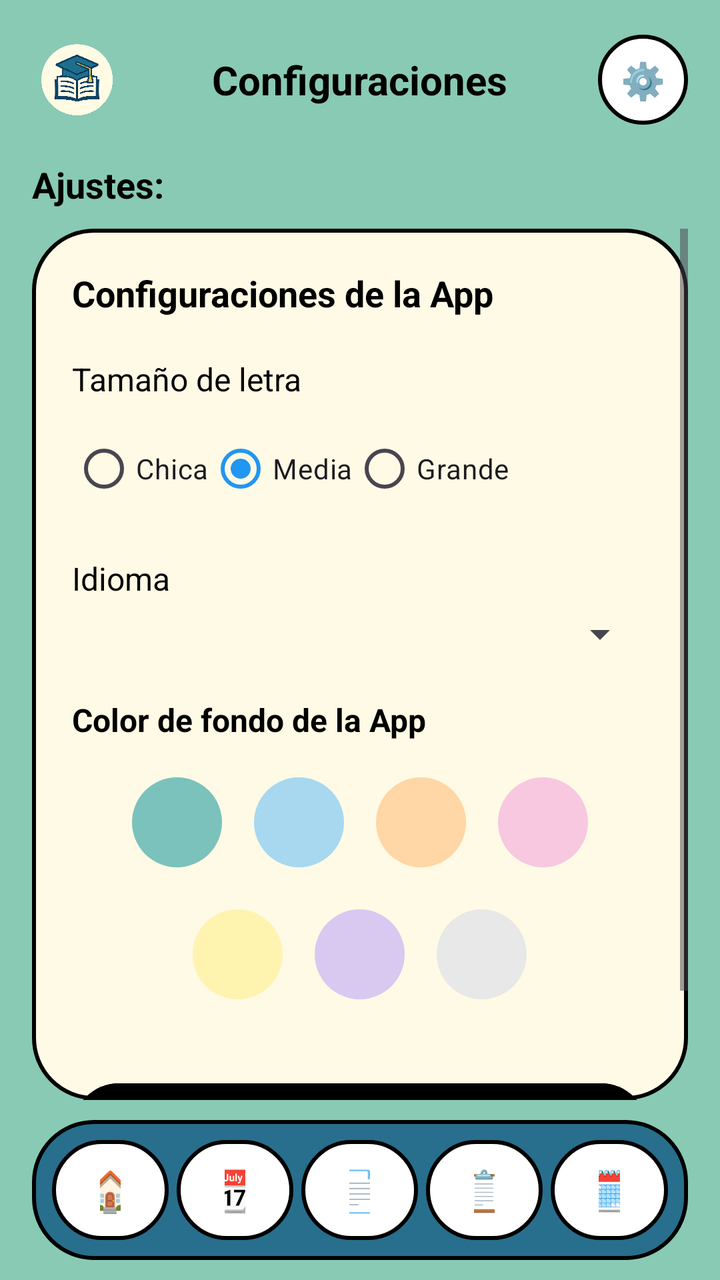
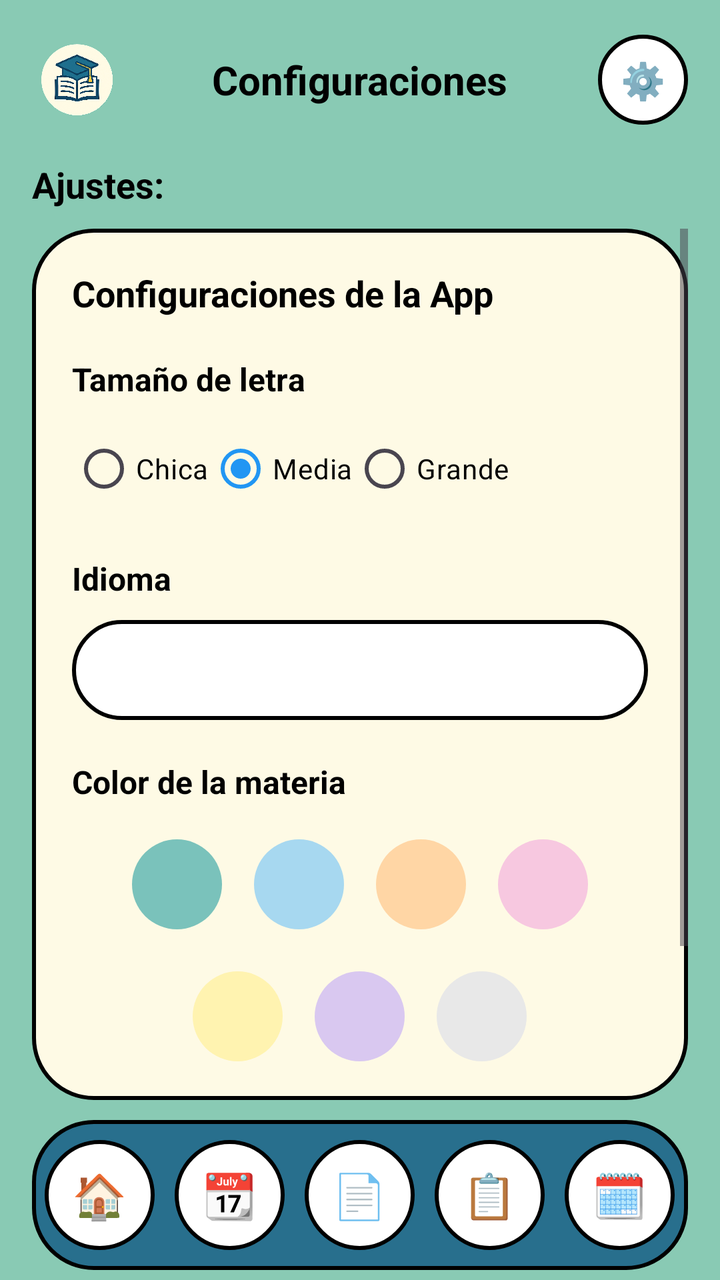

An Android layout rendered at two revisions. The XML below is the earlier revision; the diff shows what the commit changed to produce the second picture.
<!-- AndroidManifest.xml: application theme Theme.StudyApp -->
<!-- res/layout/configuraciones.xml -->
<?xml version="1.0" encoding="utf-8"?>
<RelativeLayout xmlns:android="http://schemas.android.com/apk/res/android"
    xmlns:app="http://schemas.android.com/apk/res-auto"
    android:id="@+id/rootLayoutConfig"
    android:layout_width="match_parent"
    android:layout_height="match_parent"
    android:background="#89CAB4"
    android:paddingLeft="16dp"
    android:paddingRight="16dp">

    
    <RelativeLayout
        android:id="@+id/headerLayout"
        android:layout_width="match_parent"
        android:layout_height="60dp"
        android:layout_marginTop="10dp">

        <ImageView
            android:id="@+id/img_study"
            android:layout_width="45dp"
            android:layout_height="45dp"
            android:layout_alignParentStart="true"
            android:layout_centerVertical="true"
            android:contentDescription="Logo"
            android:scaleType="centerInside"
            android:src="@drawable/logosinfondo" />

        <TextView
            android:id="@+id/lbl_Titulo"
            android:layout_width="wrap_content"
            android:layout_height="wrap_content"
            android:layout_centerInParent="true"
            android:fontFamily="sans-serif"
            android:text="Configuraciones"
            android:textColor="@color/black"
            android:textSize="20sp"
            android:textStyle="bold" />

        <Button
            android:id="@+id/btnConfiguracion"
            android:layout_width="45dp"
            android:layout_height="45dp"
            android:layout_alignParentEnd="true"
            android:layout_centerVertical="true"
            android:background="@drawable/blanco_redondiado"
            android:minWidth="0dp"
            android:minHeight="0dp"
            android:padding="0dp"
            android:text="⚙️"
            android:textSize="18sp"
            app:backgroundTint="@null" />
    </RelativeLayout>

    <TextView
        android:id="@+id/lbl_Ajustes_Sub"
        android:layout_width="wrap_content"
        android:layout_height="wrap_content"
        android:layout_below="@id/headerLayout"
        android:layout_marginTop="10dp"
        android:text="Ajustes:"
        android:textColor="@color/black"
        android:textSize="18sp"
        android:textStyle="bold" />

    
    <FrameLayout
        android:id="@+id/cardConfig"
        android:layout_width="match_parent"
        android:layout_height="match_parent"
        android:layout_above="@+id/toolbarIcons"
        android:layout_below="@id/lbl_Ajustes_Sub"
        android:layout_marginTop="10dp"
        android:layout_marginBottom="10dp"
        android:background="@drawable/button_rounded">

        <ScrollView
            android:layout_width="match_parent"
            android:layout_height="match_parent">

            <LinearLayout
                android:layout_width="match_parent"
                android:layout_height="wrap_content"
                android:orientation="vertical"
                android:padding="20dp">

                <TextView
                    android:layout_width="wrap_content"
                    android:layout_height="wrap_content"
                    android:text="Configuraciones de la App"
                    android:textColor="@color/black"
                    android:textSize="18sp"
                    android:textStyle="bold" />

                
                <TextView
                    android:layout_width="wrap_content"
                    android:layout_height="wrap_content"
                    android:layout_marginTop="20dp"
                    android:text="Tamaño de letra"
                    android:textColor="@color/black"
                    android:textSize="16sp" />

                <RadioGroup
                    android:id="@+id/rgFontSize"
                    android:layout_width="match_parent"
                    android:layout_height="wrap_content"
                    android:layout_marginTop="10dp"
                    android:orientation="horizontal">
                    <RadioButton android:id="@+id/rbSmall" android:layout_width="wrap_content" android:layout_height="wrap_content" android:text="Chica" />
                    <RadioButton android:id="@+id/rbMedium" android:layout_width="wrap_content" android:layout_height="wrap_content" android:text="Media" android:checked="true"/>
                    <RadioButton android:id="@+id/rbLarge" android:layout_width="wrap_content" android:layout_height="wrap_content" android:text="Grande" />
                </RadioGroup>

                
                <TextView
                    android:layout_width="wrap_content"
                    android:layout_height="wrap_content"
                    android:layout_marginTop="20dp"
                    android:text="Idioma"
                    android:textColor="@color/black"
                    android:textSize="16sp" />

                <Spinner
                    android:id="@+id/spinnerLanguage"
                    android:layout_width="match_parent"
                    android:layout_height="wrap_content"
                    android:layout_marginTop="5dp" />

                
                <TextView
                    android:layout_width="wrap_content"
                    android:layout_height="wrap_content"
                    android:layout_marginTop="20dp"
                    android:text="Color de fondo de la App"
                    android:textColor="@color/black"
                    android:textSize="16sp"
                    android:textStyle="bold" />

                <LinearLayout
                    android:layout_width="match_parent"
                    android:layout_height="wrap_content"
                    android:orientation="vertical"
                    android:paddingVertical="10dp"
                    android:gravity="center">

                    <LinearLayout
                        android:layout_width="match_parent"
                        android:layout_height="wrap_content"
                        android:orientation="horizontal"
                        android:gravity="center">
                        
                        <RadioButton android:id="@+id/rbBgVerdeAgua" android:layout_width="45dp" android:layout_height="45dp" android:button="@null" android:background="@drawable/shape_circulo" android:backgroundTint="@color/bg_verde_agua" android:foreground="@drawable/color_selection_border" android:layout_margin="8dp"/>
                        <RadioButton android:id="@+id/rbBgAzulCielo" android:layout_width="45dp" android:layout_height="45dp" android:button="@null" android:background="@drawable/shape_circulo" android:backgroundTint="@color/bg_azul_cielo" android:foreground="@drawable/color_selection_border" android:layout_margin="8dp"/>
                        <RadioButton android:id="@+id/rbBgDurazno" android:layout_width="45dp" android:layout_height="45dp" android:button="@null" android:background="@drawable/shape_circulo" android:backgroundTint="@color/bg_durazno_pastel" android:foreground="@drawable/color_selection_border" android:layout_margin="8dp"/>
                        <RadioButton android:id="@+id/rbBgRosa" android:layout_width="45dp" android:layout_height="45dp" android:button="@null" android:background="@drawable/shape_circulo" android:backgroundTint="@color/bg_rosa_suave" android:foreground="@drawable/color_selection_border" android:layout_margin="8dp"/>
                    </LinearLayout>

                    <LinearLayout
                        android:layout_width="match_parent"
                        android:layout_height="wrap_content"
                        android:orientation="horizontal"
                        android:gravity="center"
                        android:layout_marginTop="5dp">
                        <RadioButton android:id="@+id/rbBgAmarillo" android:layout_width="45dp" android:layout_height="45dp" android:button="@null" android:background="@drawable/shape_circulo" android:backgroundTint="@color/bg_amarillo_pastel" android:foreground="@drawable/color_selection_border" android:layout_margin="8dp"/>
                        <RadioButton android:id="@+id/rbBgLila" android:layout_width="45dp" android:layout_height="45dp" android:button="@null" android:background="@drawable/shape_circulo" android:backgroundTint="@color/bg_lila_claro" android:foreground="@drawable/color_selection_border" android:layout_margin="8dp"/>
                        <RadioButton android:id="@+id/rbBgGris" android:layout_width="45dp" android:layout_height="45dp" android:button="@null" android:background="@drawable/shape_circulo" android:backgroundTint="@color/bg_gris_perla" android:foreground="@drawable/color_selection_border" android:layout_margin="8dp"/>
                    </LinearLayout>
                </LinearLayout>

                
                <Button
                    android:id="@+id/btnGuardar"
                    android:layout_width="match_parent"
                    android:layout_height="55dp"
                    android:layout_marginTop="20dp"
                    android:backgroundTint="@color/black"
                    android:text="Guardar Cambios"
                    android:textColor="@color/white"
                    android:textStyle="bold" />

            </LinearLayout>
        </ScrollView>
    </FrameLayout>

    
    <LinearLayout
        android:id="@+id/toolbarIcons"
        android:layout_width="match_parent"
        android:layout_height="70dp"
        android:layout_alignParentBottom="true"
        android:layout_centerHorizontal="true"
        android:layout_marginBottom="10dp"
        android:background="@drawable/verde_redondiado"
        android:gravity="center"
        android:orientation="horizontal"
        android:paddingHorizontal="8dp">

        <Button android:id="@+id/btnInicio" android:layout_width="0dp" android:layout_height="50dp" android:layout_margin="2dp" android:layout_weight="1" android:background="@drawable/blanco_redondiado" android:text="🏠" android:textSize="20sp" app:backgroundTint="@null" />
        <Button android:id="@+id/btnCalendario" android:layout_width="0dp" android:layout_height="50dp" android:layout_margin="2dp" android:layout_weight="1" android:background="@drawable/blanco_redondiado" android:text="📆" android:textSize="20sp" app:backgroundTint="@null" />
        <Button android:id="@+id/btnTareas" android:layout_width="0dp" android:layout_height="50dp" android:layout_margin="2dp" android:layout_weight="1" android:background="@drawable/blanco_redondiado" android:text="📄" android:textSize="20sp" app:backgroundTint="@null" />
        <Button android:id="@+id/btnKamba" android:layout_width="0dp" android:layout_height="50dp" android:layout_margin="2dp" android:layout_weight="1" android:background="@drawable/blanco_redondiado" android:text="📋" android:textSize="20sp" app:backgroundTint="@null" />
        <Button android:id="@+id/btnEventos" android:layout_width="0dp" android:layout_height="50dp" android:layout_margin="2dp" android:layout_weight="1" android:background="@drawable/blanco_redondiado" android:text="🗓️" android:textSize="20sp" app:backgroundTint="@null" />
    </LinearLayout>

</RelativeLayout>
<!-- resources referenced by this layout -->
<resources>
  <color name="bg_amarillo_pastel">#FFF3B0</color>
  <color name="bg_azul_cielo">#A7D8F0</color>
  <color name="bg_durazno_pastel">#FFD6A5</color>
  <color name="bg_gris_perla">#E8E8E8</color>
  <color name="bg_lila_claro">#D9C8F0</color>
  <color name="bg_rosa_suave">#F7C8E0</color>
  <color name="bg_verde_agua">#7AC2BB</color>
  <color name="black">#FF000000</color>
  <color name="white">#FFFFFFFF</color>
  <!-- drawable blanco_redondiado (drawable) -->
  <?xml version="1.0" encoding="utf-8"?>
  <shape xmlns:android="http://schemas.android.com/apk/res/android">
      <solid android:color="@color/white" />
      <corners android:radius="30dp" />
      <stroke
          android:width="2dp"
          android:color="@color/black" />
  </shape>
  <!-- drawable button_rounded (drawable) -->
  <?xml version="1.0" encoding="utf-8"?>
  <shape xmlns:android="http://schemas.android.com/apk/res/android">
      <solid android:color="@color/cream" />
      <corners android:radius="30dp" />
      <stroke
          android:width="2dp"
          android:color="@color/black" />
  </shape>
  <!-- drawable color_selection_border (drawable) -->
  <?xml version="1.0" encoding="utf-8"?>
  <selector xmlns:android="http://schemas.android.com/apk/res/android">
      
      <item android:state_checked="true">
          <layer-list>
              
              <item>
                  <shape android:shape="oval">
                      <stroke android:width="4dp" android:color="@color/black" />
                  </shape>
              </item>
              
              <item android:top="4dp" android:bottom="4dp" android:left="4dp" android:right="4dp">
                  <shape android:shape="oval">
                      <stroke android:width="2dp" android:color="@android:color/white" />
                  </shape>
              </item>
          </layer-list>
      </item>
  
      
      <item>
          <shape android:shape="oval">
              <stroke android:width="1dp" android:color="#30000000" />
          </shape>
      </item>
  </selector>
  <!-- drawable logosinfondo: png bitmap (drawable, 506525 bytes) -->
  <!-- drawable shape_circulo (drawable) -->
  <?xml version="1.0" encoding="utf-8"?>
  <shape xmlns:android="http://schemas.android.com/apk/res/android" android:shape="oval">
      <solid android:color="@color/white" />
      <size android:width="45dp" android:height="45dp" />
  </shape>
  <!-- drawable verde_redondiado (drawable) -->
  <?xml version="1.0" encoding="utf-8"?>
  <shape xmlns:android="http://schemas.android.com/apk/res/android">
      <solid android:color="@color/verde_fuerte" />
      <corners android:radius="30dp" />
      <stroke
          android:width="2dp"
          android:color="@color/black" />
  </shape>
  <style name="Theme.StudyApp" parent="Base.Theme.StudyApp" />
  <color name="cream">#FEFAE5</color>
  <color name="verde_fuerte">#286f8d</color>
  <style name="Base.Theme.StudyApp" parent="Theme.Material3.DayNight.NoActionBar">
          
          <item name="colorPrimary">@color/color_azul</item>
          <item name="colorAccent">@color/color_azul</item>
      </style>
  <color name="color_azul">#2196F3</color>
</resources>

<!-- the commit's change to res/layout/configuraciones.xml (unified diff, before → after) -->
@@ -21,7 +21,7 @@
             android:layout_height="45dp"
             android:layout_alignParentStart="true"
             android:layout_centerVertical="true"
-            android:contentDescription="Logo"
+            android:contentDescription="@string/study_image_description"
             android:scaleType="centerInside"
             android:src="@drawable/logosinfondo" />
 
@@ -31,7 +31,7 @@
             android:layout_height="wrap_content"
             android:layout_centerInParent="true"
             android:fontFamily="sans-serif"
-            android:text="Configuraciones"
+            android:text="@string/titulo_configuracion"
             android:textColor="@color/black"
             android:textSize="20sp"
             android:textStyle="bold" />
@@ -46,7 +46,7 @@
             android:minWidth="0dp"
             android:minHeight="0dp"
             android:padding="0dp"
-            android:text="⚙️"
+            android:text="@string/icon_settings"
             android:textSize="18sp"
             app:backgroundTint="@null" />
     </RelativeLayout>
@@ -57,7 +57,7 @@
         android:layout_height="wrap_content"
         android:layout_below="@id/headerLayout"
         android:layout_marginTop="10dp"
-        android:text="Ajustes:"
+        android:text="@string/opciones_configuracion"
         android:textColor="@color/black"
         android:textSize="18sp"
         android:textStyle="bold" />
@@ -86,7 +86,7 @@
                 <TextView
                     android:layout_width="wrap_content"
                     android:layout_height="wrap_content"
-                    android:text="Configuraciones de la App"
+                    android:text="@string/config_app_header"
                     android:textColor="@color/black"
                     android:textSize="18sp"
                     android:textStyle="bold" />
@@ -96,9 +96,10 @@
                     android:layout_width="wrap_content"
                     android:layout_height="wrap_content"
                     android:layout_marginTop="20dp"
-                    android:text="Tamaño de letra"
-                    android:textColor="@color/black"
-                    android:textSize="16sp" />
+                    android:text="@string/label_font_size"
+                    android:textColor="@color/black"
+                    android:textSize="16sp"
+                    android:textStyle="bold" />
 
                 <RadioGroup
                     android:id="@+id/rgFontSize"
@@ -106,9 +107,9 @@
                     android:layout_height="wrap_content"
                     android:layout_marginTop="10dp"
                     android:orientation="horizontal">
-                    <RadioButton android:id="@+id/rbSmall" android:layout_width="wrap_content" android:layout_height="wrap_content" android:text="Chica" />
-                    <RadioButton android:id="@+id/rbMedium" android:layout_width="wrap_content" android:layout_height="wrap_content" android:text="Media" android:checked="true"/>
-                    <RadioButton android:id="@+id/rbLarge" android:layout_width="wrap_content" android:layout_height="wrap_content" android:text="Grande" />
+                    <RadioButton android:id="@+id/rbSmall" android:layout_width="wrap_content" android:layout_height="wrap_content" android:text="@string/font_small" android:textColor="@color/black" />
+                    <RadioButton android:id="@+id/rbMedium" android:layout_width="wrap_content" android:layout_height="wrap_content" android:text="@string/font_medium" android:textColor="@color/black" android:checked="true"/>
+                    <RadioButton android:id="@+id/rbLarge" android:layout_width="wrap_content" android:layout_height="wrap_content" android:text="@string/font_large" android:textColor="@color/black" />
                 </RadioGroup>
 
                 
@@ -116,22 +117,26 @@
                     android:layout_width="wrap_content"
                     android:layout_height="wrap_content"
                     android:layout_marginTop="20dp"
-                    android:text="Idioma"
-                    android:textColor="@color/black"
-                    android:textSize="16sp" />
+                    android:text="@string/label_language"
+                    android:textColor="@color/black"
+                    android:textSize="16sp"
+                    android:textStyle="bold" />
 
                 <Spinner
                     android:id="@+id/spinnerLanguage"
                     android:layout_width="match_parent"
-                    android:layout_height="wrap_content"
-                    android:layout_marginTop="5dp" />
+                    android:layout_height="50dp"
+                    android:layout_marginTop="10dp"
+                    android:background="@drawable/blanco_redondiado"
+                    android:paddingStart="10dp"
+                    android:spinnerMode="dropdown" />
 
                 
                 <TextView
                     android:layout_width="wrap_content"
                     android:layout_height="wrap_content"
                     android:layout_marginTop="20dp"
-                    android:text="Color de fondo de la App"
+                    android:text="@string/label_color_materia"
                     android:textColor="@color/black"
                     android:textSize="16sp"
                     android:textStyle="bold" />
@@ -148,7 +153,6 @@
                         android:layout_height="wrap_content"
                         android:orientation="horizontal"
                         android:gravity="center">
-                        
                         <RadioButton android:id="@+id/rbBgVerdeAgua" android:layout_width="45dp" android:layout_height="45dp" android:button="@null" android:background="@drawable/shape_circulo" android:backgroundTint="@color/bg_verde_agua" android:foreground="@drawable/color_selection_border" android:layout_margin="8dp"/>
                         <RadioButton android:id="@+id/rbBgAzulCielo" android:layout_width="45dp" android:layout_height="45dp" android:button="@null" android:background="@drawable/shape_circulo" android:backgroundTint="@color/bg_azul_cielo" android:foreground="@drawable/color_selection_border" android:layout_margin="8dp"/>
                         <RadioButton android:id="@+id/rbBgDurazno" android:layout_width="45dp" android:layout_height="45dp" android:button="@null" android:background="@drawable/shape_circulo" android:backgroundTint="@color/bg_durazno_pastel" android:foreground="@drawable/color_selection_border" android:layout_margin="8dp"/>
@@ -167,14 +171,13 @@
                     </LinearLayout>
                 </LinearLayout>
 
-                
                 <Button
                     android:id="@+id/btnGuardar"
                     android:layout_width="match_parent"
                     android:layout_height="55dp"
                     android:layout_marginTop="20dp"
                     android:backgroundTint="@color/black"
-                    android:text="Guardar Cambios"
+                    android:text="@string/btn_save_changes"
                     android:textColor="@color/white"
                     android:textStyle="bold" />
 
@@ -186,20 +189,19 @@
     <LinearLayout
         android:id="@+id/toolbarIcons"
         android:layout_width="match_parent"
-        android:layout_height="70dp"
+        android:layout_height="75dp"
         android:layout_alignParentBottom="true"
         android:layout_centerHorizontal="true"
-        android:layout_marginBottom="10dp"
+        android:layout_marginBottom="5dp"
         android:background="@drawable/verde_redondiado"
         android:gravity="center"
-        android:orientation="horizontal"
-        android:paddingHorizontal="8dp">
-
-        <Button android:id="@+id/btnInicio" android:layout_width="0dp" android:layout_height="50dp" android:layout_margin="2dp" android:layout_weight="1" android:background="@drawable/blanco_redondiado" android:text="🏠" android:textSize="20sp" app:backgroundTint="@null" />
-        <Button android:id="@+id/btnCalendario" android:layout_width="0dp" android:layout_height="50dp" android:layout_margin="2dp" android:layout_weight="1" android:background="@drawable/blanco_redondiado" android:text="📆" android:textSize="20sp" app:backgroundTint="@null" />
-        <Button android:id="@+id/btnTareas" android:layout_width="0dp" android:layout_height="50dp" android:layout_margin="2dp" android:layout_weight="1" android:background="@drawable/blanco_redondiado" android:text="📄" android:textSize="20sp" app:backgroundTint="@null" />
-        <Button android:id="@+id/btnKamba" android:layout_width="0dp" android:layout_height="50dp" android:layout_margin="2dp" android:layout_weight="1" android:background="@drawable/blanco_redondiado" android:text="📋" android:textSize="20sp" app:backgroundTint="@null" />
-        <Button android:id="@+id/btnEventos" android:layout_width="0dp" android:layout_height="50dp" android:layout_margin="2dp" android:layout_weight="1" android:background="@drawable/blanco_redondiado" android:text="🗓️" android:textSize="20sp" app:backgroundTint="@null" />
+        android:orientation="horizontal">
+
+        <Button android:id="@+id/btnInicio" android:layout_width="55dp" android:layout_height="55dp" android:layout_margin="5dp" android:background="@drawable/blanco_redondiado" android:text="@string/icon_home" android:textSize="22sp" android:padding="0dp" android:minWidth="0dp" android:minHeight="0dp" app:backgroundTint="@null" />
+        <Button android:id="@+id/btnCalendario" android:layout_width="55dp" android:layout_height="55dp" android:layout_margin="5dp" android:background="@drawable/blanco_redondiado" android:text="@string/icon_calendar" android:textSize="22sp" android:padding="0dp" android:minWidth="0dp" android:minHeight="0dp" app:backgroundTint="@null" />
+        <Button android:id="@+id/btnTareas" android:layout_width="55dp" android:layout_height="55dp" android:layout_margin="5dp" android:background="@drawable/blanco_redondiado" android:text="@string/icon_tasks" android:textSize="22sp" android:padding="0dp" android:minWidth="0dp" android:minHeight="0dp" app:backgroundTint="@null" />
+        <Button android:id="@+id/btnKamba" android:layout_width="55dp" android:layout_height="55dp" android:layout_margin="5dp" android:background="@drawable/blanco_redondiado" android:text="@string/icon_kanba" android:textSize="22sp" android:padding="0dp" android:minWidth="0dp" android:minHeight="0dp" app:backgroundTint="@null" />
+        <Button android:id="@+id/btnEventos" android:layout_width="55dp" android:layout_height="55dp" android:layout_margin="5dp" android:background="@drawable/blanco_redondiado" android:text="@string/icon_events" android:textSize="22sp" android:padding="0dp" android:minWidth="0dp" android:minHeight="0dp" app:backgroundTint="@null" />
     </LinearLayout>
 
 </RelativeLayout>
<!-- resource entries referenced after the edit -->
@@ -71,6 +71,23 @@
           android:width="2dp"
           android:color="@color/black" />
   </shape>
+  <string name="btn_save_changes">Guardar Cambios</string>
+  <string name="config_app_header">Configuraciones de la App</string>
+  <string name="font_large">Grande</string>
+  <string name="font_medium">Media</string>
+  <string name="font_small">Chica</string>
+  <string name="icon_calendar">📆</string>
+  <string name="icon_events">🗓️</string>
+  <string name="icon_home">🏠</string>
+  <string name="icon_kanba">📋</string>
+  <string name="icon_settings">⚙️</string>
+  <string name="icon_tasks">📄</string>
+  <string name="label_color_materia">Color de la materia</string>
+  <string name="label_font_size">Tamaño de letra</string>
+  <string name="label_language">Idioma</string>
+  <string name="opciones_configuracion">Ajustes:</string>
+  <string name="study_image_description">Imagen de Estudio</string>
+  <string name="titulo_configuracion">Configuraciones</string>
   <style name="Theme.StudyApp" parent="Base.Theme.StudyApp" />
   <color name="cream">#FEFAE5</color>
   <color name="verde_fuerte">#286f8d</color>
